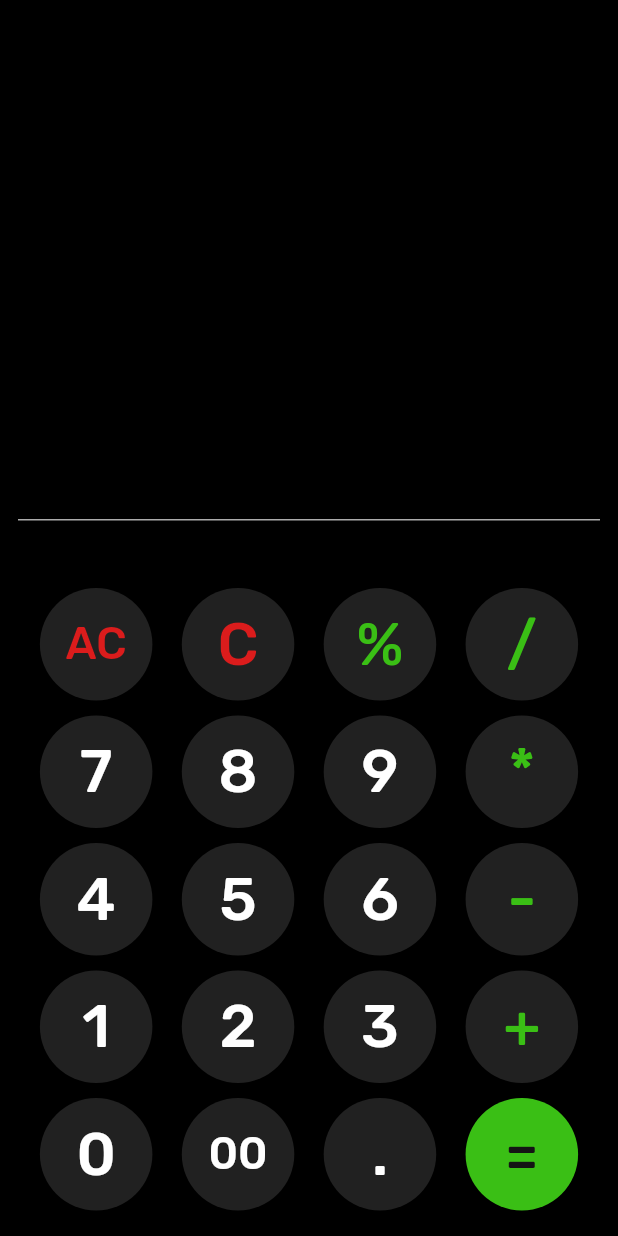
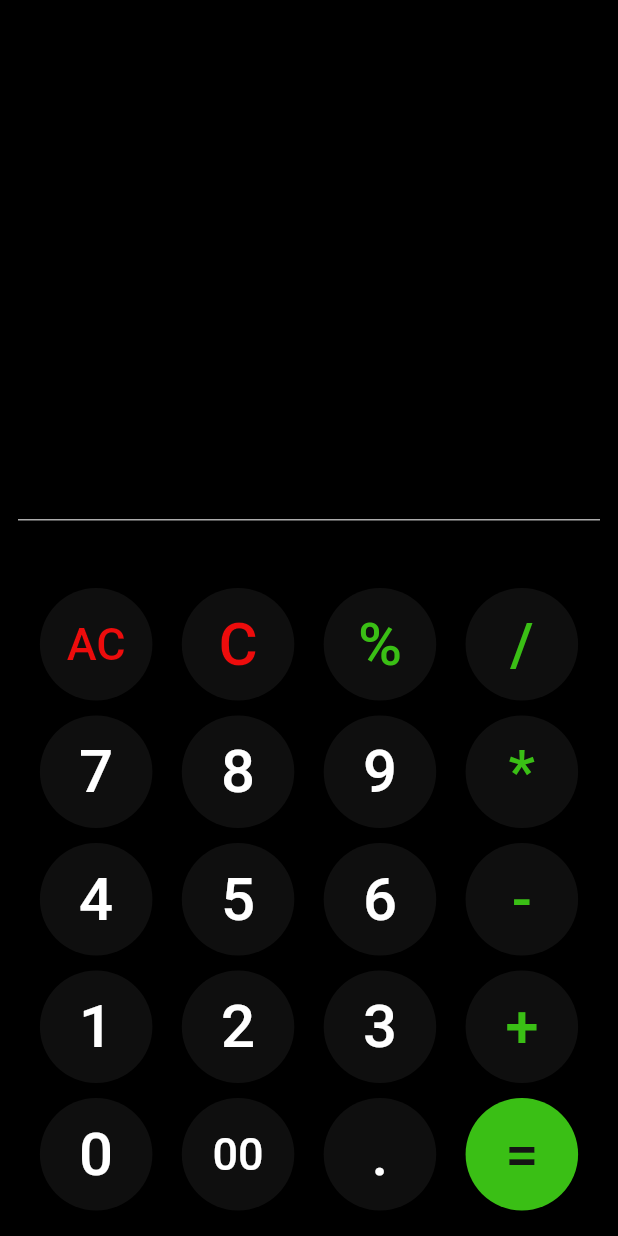
Before and after one commit to nelson-vieira/flutter-calculator, a Flutter app: the screen it shows after launch, on a phone screen of 412 x 824 dp. Run offline on Flutter 3.47's test engine with Material 2 defaults, Android fonts, the phone set to English and light mode, and no system bars; our stand-ins replace google_fonts, math_expressions; Roboto replaces fonts that are missing (Ubuntu).

Commit message:
updated deprecated code, changed font styles and button colors

```diff
--- a/lib/Widget/CalculatorButton.dart
+++ b/lib/Widget/CalculatorButton.dart
@@ -24,19 +24,21 @@ class CalculatorButton extends StatelessWidget {
       child: SizedBox(
         width: 75,
         height: 75,
-        child: FlatButton(
-          shape:
-              RoundedRectangleBorder(borderRadius: BorderRadius.circular(50)),
+        child: TextButton(
+          style: TextButton.styleFrom(
+            shape: RoundedRectangleBorder(
+                borderRadius: BorderRadius.circular(50.0)),
+            backgroundColor: buttonColor,
+            primary: charColor,
+          ),
           child: Text(
             button,
-            style: GoogleFonts.rubik(
+            style: GoogleFonts.ubuntu(
               textStyle: TextStyle(
                 fontSize: charSize,
               ),
             ),
           ),
-          color: buttonColor,
-          textColor: charColor,
           onPressed: () {
             eventPress(button);
           },
--- a/lib/main.dart
+++ b/lib/main.dart
@@ -65,7 +65,7 @@ class _FlutterCalculatorState extends State<FlutterCalculator> {
                   padding: const EdgeInsets.only(right: 12),
                   child: Text(
                     history,
-                    style: GoogleFonts.rubik(
+                    style: GoogleFonts.ubuntu(
                       textStyle: const TextStyle(
                         fontSize: 25,
                         color: Color(0x66FFFFFF),
@@ -80,7 +80,7 @@ class _FlutterCalculatorState extends State<FlutterCalculator> {
                   padding: const EdgeInsets.all(12),
                   child: Text(
                     operation,
-                    style: GoogleFonts.rubik(
+                    style: GoogleFonts.ubuntu(
                       textStyle: const TextStyle(
                         fontSize: 70,
                         color: Colors.white,
@@ -101,26 +101,26 @@ class _FlutterCalculatorState extends State<FlutterCalculator> {
                 children: <Widget>[
                   CalculatorButton(
                     button: 'AC',
-                    buttonColor: const Color(0x80414141),
-                    charColor: const Color(0xFFDB1C1C),
+                    buttonColor: const Color(0x801E1E1E),
+                    charColor: const Color(0xFFED0C0C),
                     charSize: 30,
                     eventPress: clearEverything,
                   ),
                   CalculatorButton(
                     button: 'C',
-                    buttonColor: const Color(0x80414141),
-                    charColor: const Color(0xFFDB1C1C),
+                    buttonColor: const Color(0x801E1E1E),
+                    charColor: const Color(0xFFED0C0C),
                     eventPress: clearOperation,
                   ),
                   CalculatorButton(
                     button: '%',
-                    buttonColor: const Color(0x80414141),
+                    buttonColor: const Color(0x801E1E1E),
                     charColor: const Color(0xFF3ABF15),
                     eventPress: buttonPressed,
                   ),
                   CalculatorButton(
                     button: '/',
-                    buttonColor: const Color(0x80414141),
+                    buttonColor: const Color(0x801E1E1E),
                     charColor: const Color(0xFF3ABF15),
                     eventPress: buttonPressed,
                   ),
@@ -131,25 +131,25 @@ class _FlutterCalculatorState extends State<FlutterCalculator> {
                 children: [
                   CalculatorButton(
                     button: '7',
-                    buttonColor: const Color(0x80414141),
+                    buttonColor: const Color(0x801E1E1E),
                     charColor: const Color(0xFFFFFFFF),
                     eventPress: buttonPressed,
                   ),
                   CalculatorButton(
                     button: '8',
-                    buttonColor: const Color(0x80414141),
+                    buttonColor: const Color(0x801E1E1E),
                     charColor: const Color(0xFFFFFFFF),
                     eventPress: buttonPressed,
                   ),
                   CalculatorButton(
                     button: '9',
-                    buttonColor: const Color(0x80414141),
+                    buttonColor: const Color(0x801E1E1E),
                     charColor: const Color(0xFFFFFFFF),
                     eventPress: buttonPressed,
                   ),
                   CalculatorButton(
                     button: '*',
-                    buttonColor: const Color(0x80414141),
+                    buttonColor: const Color(0x801E1E1E),
                     charColor: const Color(0xFF3ABF15),
                     eventPress: buttonPressed,
                   ),
@@ -160,25 +160,25 @@ class _FlutterCalculatorState extends State<FlutterCalculator> {
                 children: [
                   CalculatorButton(
                     button: '4',
-                    buttonColor: const Color(0x80414141),
+                    buttonColor: const Color(0x801E1E1E),
                     charColor: const Color(0xFFFFFFFF),
                     eventPress: buttonPressed,
                   ),
                   CalculatorButton(
                     button: '5',
-                    buttonColor: const Color(0x80414141),
+                    buttonColor: const Color(0x801E1E1E),
                     charColor: const Color(0xFFFFFFFF),
                     eventPress: buttonPressed,
                   ),
                   CalculatorButton(
                     button: '6',
-                    buttonColor: const Color(0x80414141),
+                    buttonColor: const Color(0x801E1E1E),
                     charColor: const Color(0xFFFFFFFF),
                     eventPress: buttonPressed,
                   ),
                   CalculatorButton(
                     button: '-',
-                    buttonColor: const Color(0x80414141),
+                    buttonColor: const Color(0x801E1E1E),
                     charColor: const Color(0xFF3ABF15),
                     eventPress: buttonPressed,
                   ),
@@ -189,25 +189,25 @@ class _FlutterCalculatorState extends State<FlutterCalculator> {
                 children: [
                   CalculatorButton(
                     button: '1',
-                    buttonColor: const Color(0x80414141),
+                    buttonColor: const Color(0x801E1E1E),
                     charColor: const Color(0xFFFFFFFF),
                     eventPress: buttonPressed,
                   ),
                   CalculatorButton(
                     button: '2',
-                    buttonColor: const Color(0x80414141),
+                    buttonColor: const Color(0x801E1E1E),
                     charColor: const Color(0xFFFFFFFF),
                     eventPress: buttonPressed,
                   ),
                   CalculatorButton(
                     button: '3',
-                    buttonColor: const Color(0x80414141),
+                    buttonColor: const Color(0x801E1E1E),
                     charColor: const Color(0xFFFFFFFF),
                     eventPress: buttonPressed,
                   ),
                   CalculatorButton(
                     button: '+',
-                    buttonColor: const Color(0x80414141),
+                    buttonColor: const Color(0x801E1E1E),
                     charColor: const Color(0xFF3ABF15),
                     eventPress: buttonPressed,
                   ),
@@ -218,20 +218,20 @@ class _FlutterCalculatorState extends State<FlutterCalculator> {
                 children: [
                   CalculatorButton(
                     button: '0',
-                    buttonColor: const Color(0x80414141),
+                    buttonColor: const Color(0x801E1E1E),
                     charColor: const Color(0xFFFFFFFF),
                     eventPress: buttonPressed,
                   ),
                   CalculatorButton(
                     button: '00',
-                    buttonColor: const Color(0x80414141),
+                    buttonColor: const Color(0x801E1E1E),
                     charColor: const Color(0xFFFFFFFF),
                     charSize: 30,
                     eventPress: buttonPressed,
                   ),
                   CalculatorButton(
                     button: '.',
-                    buttonColor: const Color(0x80414141),
+                    buttonColor: const Color(0x801E1E1E),
                     charColor: const Color(0xFFFFFFFF),
                     eventPress: buttonPressed,
                   ),
```
